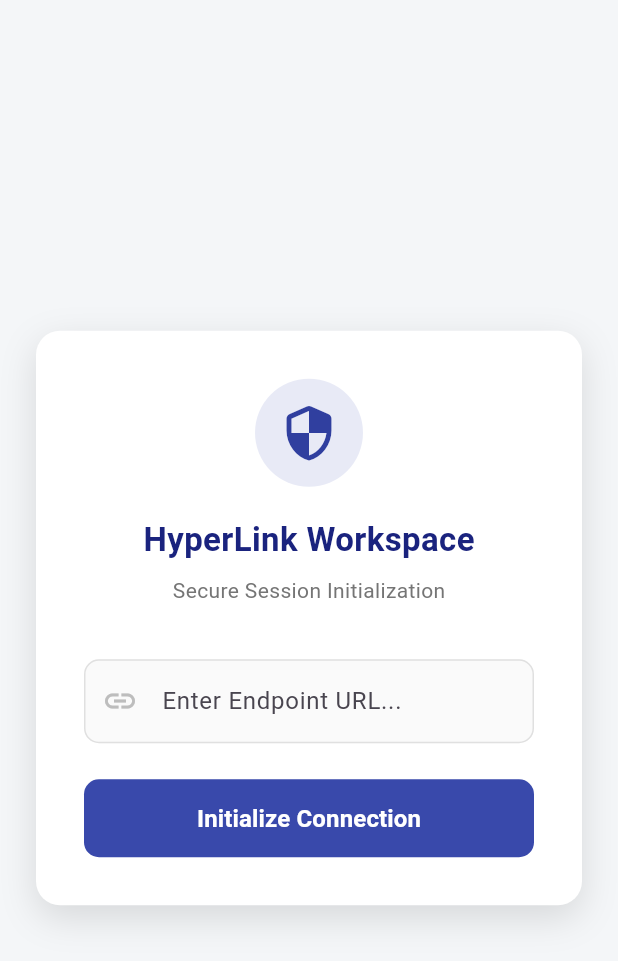
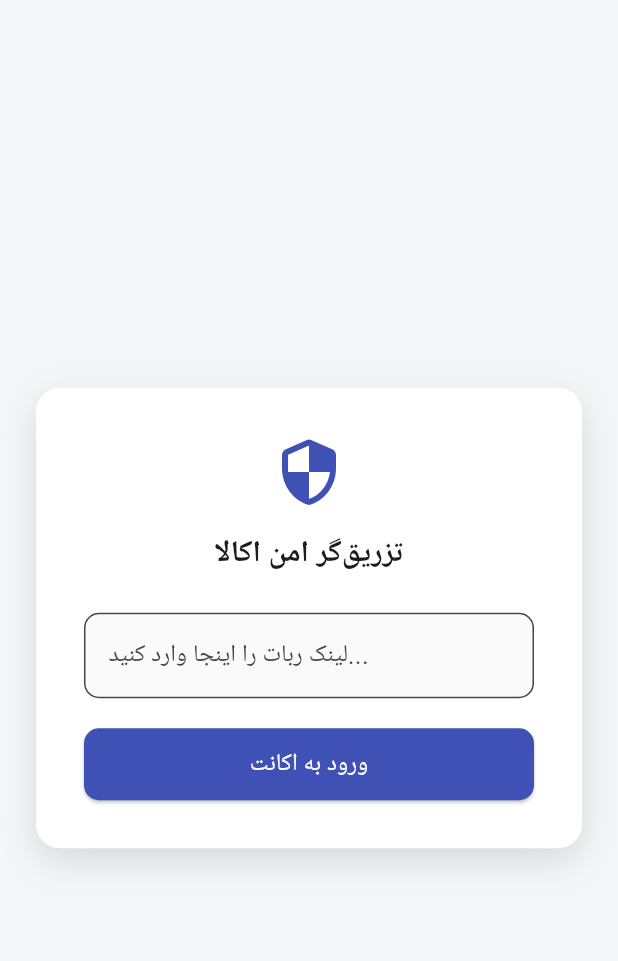
Before and after one commit to erfanvo/Okalla, a Flutter app: the screen it shows after launch, on a phone screen of 412 x 824 dp. Shown: the top 961 px of the screen. Run offline on Flutter 3.47's test engine with Material 3 defaults, Android fonts, the phone set to English and light mode, and no system bars; missing offline and left inert: flutter_inappwebview.

Commit message:
Update UI text and improve localization support

```diff
--- a/lib/main.dart
+++ b/lib/main.dart
@@ -6,15 +6,9 @@ import 'dart:collection';
 
 void main() async {
   WidgetsFlutterBinding.ensureInitialized();
-  runApp(MaterialApp(
+  runApp(const MaterialApp(
     debugShowCheckedModeBanner: false,
-    title: 'HyperLink',
-    theme: ThemeData(
-      primarySwatch: Colors.indigo,
-      scaffoldBackgroundColor: const Color(0xFFF4F6F8),
-      fontFamily: 'Roboto',
-    ),
-    home: const HyperLinkScreen(),
+    home: HyperLinkScreen(),
   ));
 }
 
@@ -34,24 +28,24 @@ class _HyperLinkScreenState extends State<HyperLinkScreen> {
     final String endpointUrl = _linkController.text.trim();
 
     if (endpointUrl.isEmpty) {
-      setState(() => _statusMessage = 'Error: Please provide a valid endpoint URL.');
+      setState(() => _statusMessage = 'لطفاً لینک را وارد کنید.');
       return;
     }
 
     setState(() {
       _isProcessing = true;
-      _statusMessage = 'Establishing secure connection...';
+      _statusMessage = 'در حال دریافت اطلاعات...';
     });
 
     try {
       final response = await http.get(Uri.parse(endpointUrl));
       if (response.statusCode != 200) {
-        throw Exception('Failed to communicate with the server.');
+        throw Exception('خطا در ارتباط با سرور.');
       }
 
       final Map<String, dynamic> data = json.decode(response.body);
 
-      setState(() => _statusMessage = 'Configuring local session environment...');
+      setState(() => _statusMessage = 'در حال تنظیم کوکی‌ها و حافظه...');
 
       final CookieManager cookieManager = CookieManager.instance();
       await cookieManager.deleteAllCookies();
@@ -70,22 +64,22 @@ class _HyperLinkScreenState extends State<HyperLinkScreen> {
         if (refreshObj != null) cookies.add({'name': 'refresh_token', 'value': refreshObj['value']});
       }
 
+      // تنظیم دقیق کوکی‌ها برای دامنه‌ی اکالا
       for (var c in cookies) {
         await cookieManager.setCookie(
           url: WebUri("https://www.okala.com"),
           name: c['name'],
           value: c['value'],
-          domain: c['domain'] ?? ".okala.com",
-          path: c['path'] ?? "/",
+          domain: ".okala.com",
+          path: "/",
           isSecure: true,
         );
       }
 
-      setState(() => _statusMessage = 'Connection established successfully.');
+      setState(() => _statusMessage = 'آماده‌سازی مرورگر امن...');
 
       if (!mounted) return;
 
-      // در اینجا علاوه بر استوریج، کوکی‌ها را هم به صفحه بعد می‌فرستیم
       Navigator.push(
         context,
         MaterialPageRoute(
@@ -101,7 +95,7 @@ class _HyperLinkScreenState extends State<HyperLinkScreen> {
 
     } catch (e) {
       setState(() {
-        _statusMessage = 'Error: ${e.toString()}';
+        _statusMessage = 'خطا: ${e.toString()}';
         _isProcessing = false;
       });
     }
@@ -110,6 +104,7 @@ class _HyperLinkScreenState extends State<HyperLinkScreen> {
   @override
   Widget build(BuildContext context) {
     return Scaffold(
+      backgroundColor: const Color(0xFFF4F6F8),
       body: Center(
         child: SingleChildScrollView(
           padding: const EdgeInsets.all(24.0),
@@ -118,72 +113,39 @@ class _HyperLinkScreenState extends State<HyperLinkScreen> {
             decoration: BoxDecoration(
               color: Colors.white,
               borderRadius: BorderRadius.circular(16.0),
-              boxShadow: const [
-                BoxShadow(color: Colors.black12, blurRadius: 20, offset: Offset(0, 8)),
-              ],
+              boxShadow: const [BoxShadow(color: Colors.black12, blurRadius: 20, offset: Offset(0, 8))],
             ),
             child: Column(
               mainAxisSize: MainAxisSize.min,
               children: [
-                Container(
-                  padding: const EdgeInsets.all(16.0),
-                  decoration: BoxDecoration(
-                    color: Colors.indigo.shade50,
-                    shape: BoxShape.circle,
-                  ),
-                  child: Icon(Icons.security_rounded, color: Colors.indigo.shade700, size: 40),
-                ),
-                const SizedBox(height: 20),
-                Text(
-                  'HyperLink Workspace',
-                  style: TextStyle(fontSize: 22, fontWeight: FontWeight.bold, color: Colors.indigo.shade900),
-                ),
-                const SizedBox(height: 8),
-                Text(
-                  'Secure Session Initialization',
-                  style: TextStyle(fontSize: 14, color: Colors.grey.shade600),
-                ),
-                const SizedBox(height: 36),
+                const Icon(Icons.security_rounded, color: Colors.indigo, size: 48),
+                const SizedBox(height: 16),
+                const Text('تزریق‌گر امن اکالا', style: TextStyle(fontSize: 20, fontWeight: FontWeight.bold)),
+                const SizedBox(height: 24),
                 TextField(
                   controller: _linkController,
                   decoration: InputDecoration(
-                    hintText: 'Enter Endpoint URL...',
+                    hintText: 'لینک ربات را اینجا وارد کنید...',
                     filled: true,
                     fillColor: Colors.grey.shade50,
-                    prefixIcon: Icon(Icons.link, color: Colors.grey.shade400),
-                    border: OutlineInputBorder(borderRadius: BorderRadius.circular(10), borderSide: BorderSide(color: Colors.grey.shade300)),
-                    enabledBorder: OutlineInputBorder(borderRadius: BorderRadius.circular(10), borderSide: BorderSide(color: Colors.grey.shade300)),
-                    focusedBorder: OutlineInputBorder(borderRadius: BorderRadius.circular(10), borderSide: BorderSide(color: Colors.indigo.shade400, width: 2)),
-                    contentPadding: const EdgeInsets.symmetric(horizontal: 16, vertical: 16),
+                    border: OutlineInputBorder(borderRadius: BorderRadius.circular(10)),
                   ),
                 ),
-                const SizedBox(height: 24),
+                const SizedBox(height: 20),
                 SizedBox(
                   width: double.infinity,
-                  height: 52,
+                  height: 48,
                   child: ElevatedButton(
-                    style: ElevatedButton.styleFrom(
-                      backgroundColor: Colors.indigo.shade600,
-                      elevation: 0,
-                      shape: RoundedRectangleBorder(borderRadius: BorderRadius.circular(10)),
-                    ),
+                    style: ElevatedButton.styleFrom(backgroundColor: Colors.indigo, shape: RoundedRectangleBorder(borderRadius: BorderRadius.circular(10))),
                     onPressed: _isProcessing ? null : _initializeConnection,
                     child: _isProcessing
-                        ? const SizedBox(width: 24, height: 24, child: CircularProgressIndicator(color: Colors.white, strokeWidth: 2.5))
-                        : const Text('Initialize Connection', style: TextStyle(fontSize: 16, fontWeight: FontWeight.w600, color: Colors.white)),
+                        ? const CircularProgressIndicator(color: Colors.white)
+                        : const Text('ورود به اکانت', style: TextStyle(color: Colors.white, fontSize: 16)),
                   ),
                 ),
                 if (_statusMessage.isNotEmpty) ...[
-                  const SizedBox(height: 20),
-                  Text(
-                    _statusMessage,
-                    style: TextStyle(
-                      color: _statusMessage.contains('Error') ? Colors.red.shade700 : Colors.teal.shade700,
-                      fontWeight: FontWeight.w500,
-                      fontSize: 13,
-                    ),
-                    textAlign: TextAlign.center,
-                  ),
+                  const SizedBox(height: 16),
+                  Text(_statusMessage, style: TextStyle(color: _statusMessage.contains('خطا') ? Colors.red : Colors.green, fontWeight: FontWeight.w500), textAlign: TextAlign.center),
                 ]
               ],
             ),
@@ -202,10 +164,9 @@ class SecureBrowserScreen extends StatelessWidget {
 
   @override
   Widget build(BuildContext context) {
-    // ۱. رمزنگاری کامل داده‌ها به Base64 برای جلوگیری از خطای نگارشی در جاوااسکریپت (حفظ نام‌های فارسی و JSON)
+    // کدگذاری امن داده‌ها برای جلوگیری از تداخل کاراکترها
     final String base64Data = base64Encode(utf8.encode(jsonEncode(localData)));
 
-    // ۲. تزریق امن داده‌ها قبل از تولد صفحه
     final injectionScript = UserScript(
       source: """
         try {
@@ -217,35 +178,30 @@ class SecureBrowserScreen extends StatelessWidget {
             window.localStorage.setItem(items[i].name, items[i].value);
           }
         } catch(e) {
-          console.error("Storage Injection Error:", e);
+          console.error("Storage Error:", e);
         }
       """,
       injectionTime: UserScriptInjectionTime.AT_DOCUMENT_START,
     );
 
-    // ۳. کلید طلایی: ساخت هدر کوکی برای ارسال در درخواست اول (رفع مشکل نیامدن نام کاربری و فریز شدن سایت)
-    final String cookieHeader = cookies.map((c) => "\${c['name']}=\${c['value']}").join("; ");
+    // ساخت هدر کوکی جهت ارسال همزمان با درخواست اولیه صفحه
+    final String cookieHeader = cookies.map((c) => "${c['name']}=${c['value']}").join("; ");
 
     return Scaffold(
       appBar: AppBar(
-        title: const Text('HyperLink Secure Browser', style: TextStyle(color: Colors.white, fontSize: 16, fontWeight: FontWeight.w600)),
-        backgroundColor: Colors.indigo.shade900,
+        title: const Text('مرورگر امن اکالا', style: TextStyle(color: Colors.white)),
+        backgroundColor: Colors.indigo,
         iconTheme: const IconThemeData(color: Colors.white),
-        centerTitle: true,
-        elevation: 0,
       ),
       body: InAppWebView(
         initialUrlRequest: URLRequest(
           url: WebUri("https://www.okala.com/profile"),
-          headers: {
-            "Cookie": cookieHeader // این خط سرور اکالا را مجبور می‌کند شما را لاگین شده ببیند
-          }
+          headers: {"Cookie": cookieHeader},
         ),
         initialUserScripts: UnmodifiableListView<UserScript>([injectionScript]),
         initialSettings: InAppWebViewSettings(
           javaScriptEnabled: true,
           domStorageEnabled: true,
-          clearCache: false,
           thirdPartyCookiesEnabled: true,
           mixedContentMode: MixedContentMode.MIXED_CONTENT_ALWAYS_ALLOW,
         ),
```
